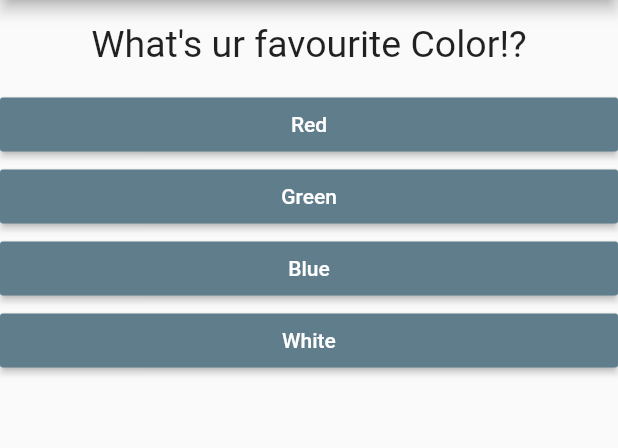
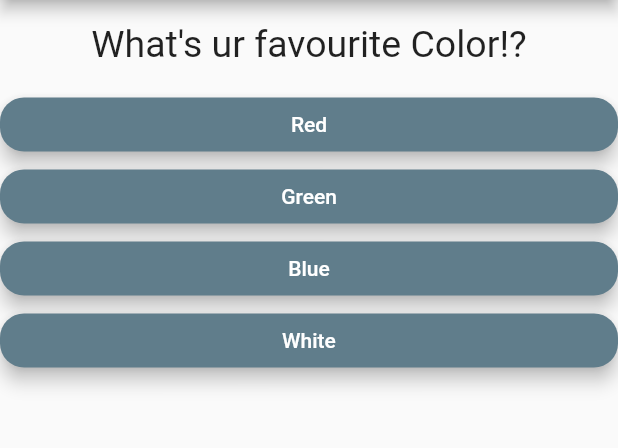
Before and after one commit to nihalmorshed/QuizApp-Preliminary, a Flutter app: the screen it shows after launch, on a phone screen of 412 x 824 dp, the part 84-532 px from its top. Run offline on Flutter 3.47's test engine with Material 2 defaults, Android fonts, the phone set to English and light mode, and no system bars; missing offline and left inert: dart:ffi.

Commit message:
16 April 2022

```diff
--- a/lib/answersfile.dart
+++ b/lib/answersfile.dart
@@ -12,9 +12,13 @@ class Answers extends StatelessWidget {
       width: double.infinity,
       child: RaisedButton(
         onPressed: selecthandler,
+        elevation: 5,
         color: Colors.blueGrey,
         textColor: Colors.white,
+        splashColor: Colors.red,
         child: Text(anstxt),
+        shape: RoundedRectangleBorder(
+            borderRadius: BorderRadius.all(Radius.circular(16.0))),
       ),
     );
   }
```
Also changed, not shown: 3 other files.
